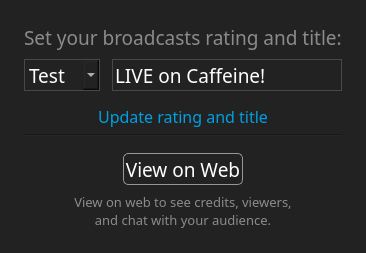
The window that UI/forms/CaffeinePanel.ui (caffeinetv/obs-studio) describes before a commit, drawn with Qt 5.
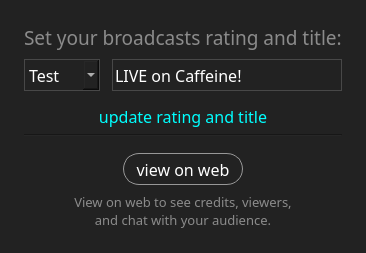
The same window after the commit.

Commit message: UI: Update Caffeine UI designs

Diff of the .ui file:
```diff
--- a/UI/forms/CaffeinePanel.ui
+++ b/UI/forms/CaffeinePanel.ui
@@ -6,7 +6,7 @@
    <rect>
     <x>0</x>
     <y>0</y>
-    <width>292</width>
+    <width>297</width>
     <height>253</height>
    </rect>
   </property>
@@ -175,7 +175,7 @@
                <property name="font">
                 <font>
                  <family>Poppins</family>
-                 <pointsize>14</pointsize>
+                 <pointsize>12</pointsize>
                  <kerning>true</kerning>
                 </font>
                </property>
@@ -207,7 +207,7 @@
                <property name="font">
                 <font>
                  <family>Poppins</family>
-                 <pointsize>14</pointsize>
+                 <pointsize>12</pointsize>
                 </font>
                </property>
                <property name="styleSheet">
@@ -254,7 +254,7 @@
             </property>
             <property name="styleSheet">
              <string notr="true">QPushButton {
-	color: rgb(0, 159, 224);
+	color: #0FF;
 }
 
 QPushButton:hover {
@@ -266,7 +266,7 @@
 }</string>
             </property>
             <property name="text">
-             <string comment="Caffeine.Dock.UpdateRatingAndTitle">Update rating and title</string>
+             <string comment="Caffeine.Dock.UpdateRatingAndTitle">update rating and title</string>
             </property>
             <property name="flat">
              <bool>true</bool>
@@ -456,22 +456,28 @@
                     <height>32</height>
                    </size>
                   </property>
+                  <property name="maximumSize">
+                   <size>
+                    <width>16777215</width>
+                    <height>32</height>
+                   </size>
+                  </property>
                   <property name="font">
                    <font>
                     <family>Poppins</family>
-                    <pointsize>14</pointsize>
+                    <pointsize>12</pointsize>
                    </font>
                   </property>
                   <property name="cursor">
                    <cursorShape>PointingHandCursor</cursorShape>
                   </property>
                   <property name="styleSheet">
-                   <string notr="true">border-radius: 5px 5px 5px 5px;
+                   <string notr="true">border-radius: 16px;
 border: 1px solid rgb(151, 151, 151);
 color: rgb(255, 255, 255);</string>
                   </property>
                   <property name="text">
-                   <string comment="Caffeine.Dock.ViewOnWeb" extracomment="Button to open the panel in a web browser.">View on Web</string>
+                   <string comment="Caffeine.Dock.ViewOnWeb" extracomment="Button to open the panel in a web browser.">view on web</string>
                   </property>
                   <property name="flat">
                    <bool>true</bool>
```
Left out of the diff: 4 changed lines with no effect on the pictures. The commit also changes 1 other file.
